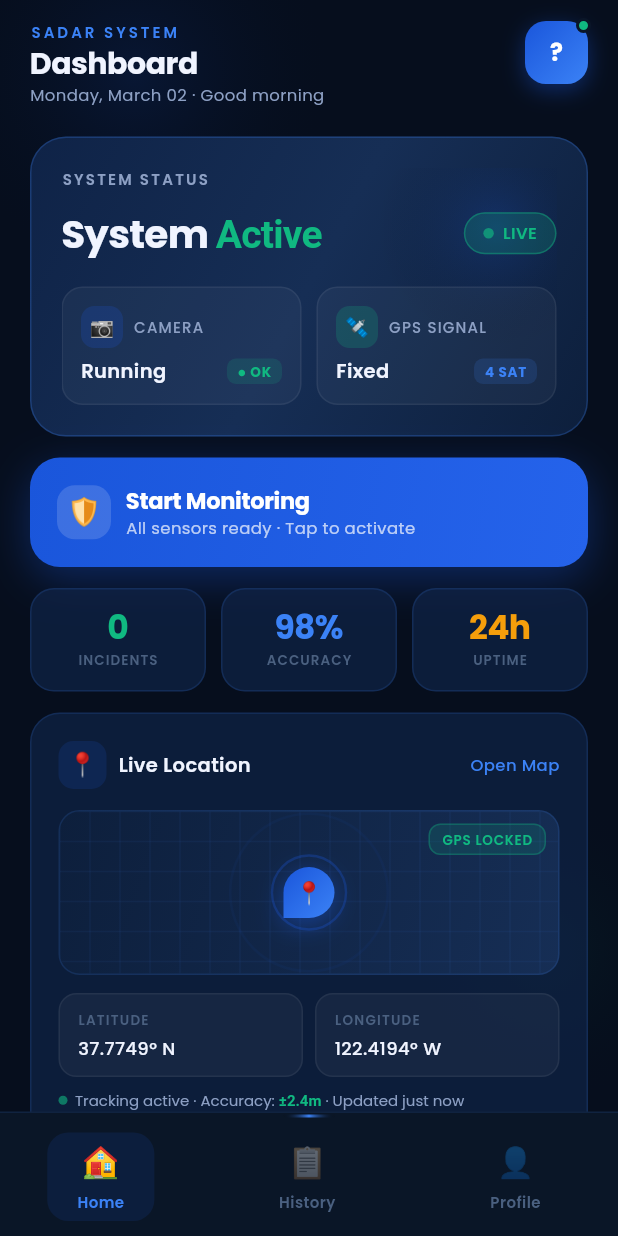
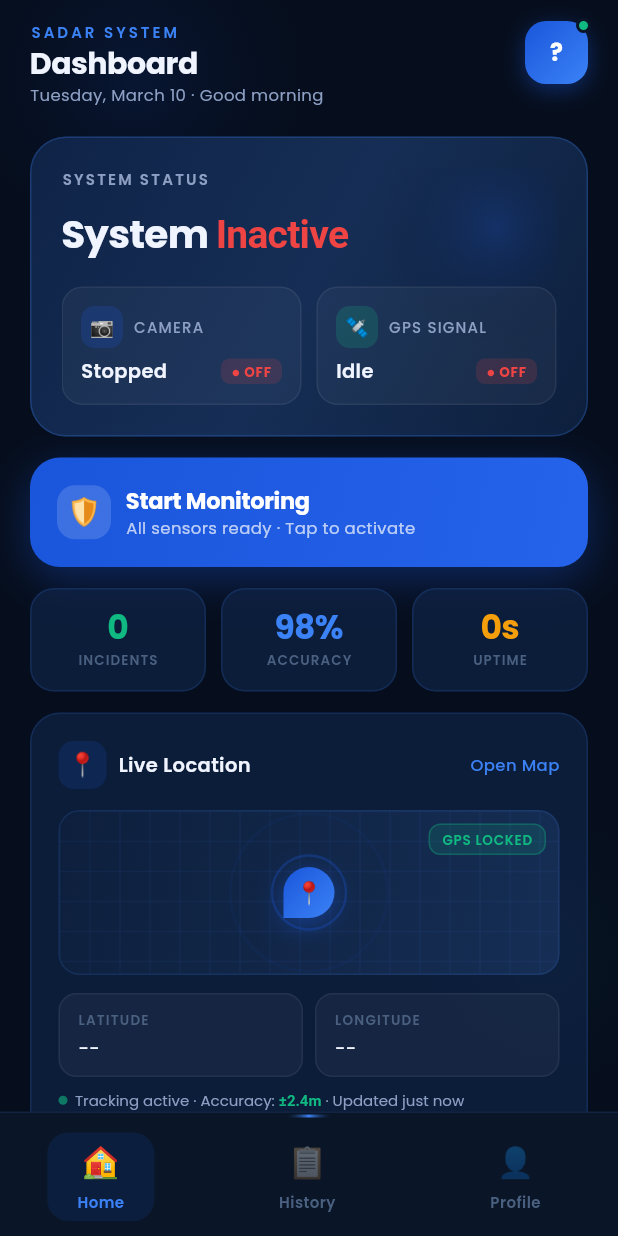
Before and after one commit to sagarshettyy11/Smart-Accident-Detection-System, a Flutter app: the DashboardScreen screen opened directly, after a tap on "Open Map", on a phone screen of 412 x 824 dp. Run offline on Flutter 3.47's test engine with Material 3 defaults, Android fonts, the phone set to English and light mode, and no system bars; our stand-ins replace cloud_firestore, firebase_auth, firebase_core, geolocator, google_fonts; accounts and stored records are empty.

Commit message:
Making Ui Dynamic

```diff
--- a/sadar/lib/screens/dashboard.dart
+++ b/sadar/lib/screens/dashboard.dart
@@ -1,12 +1,15 @@
+import 'dart:async';
+
 import 'package:flutter/material.dart';
+import 'package:geolocator/geolocator.dart';
 import 'package:google_fonts/google_fonts.dart';
 import 'package:firebase_auth/firebase_auth.dart';
+import 'package:intl/intl.dart';
 import 'package:sadar/screens/emergency_screen.dart';
 import 'package:sadar/screens/profile_screen.dart';
 import 'package:sadar/services/firestore_service.dart';
 import 'package:sadar/services/monitoring_service.dart';
-
-
+import 'package:url_launcher/url_launcher.dart';
 
 // ══════════════════════════════════════════════════════
 // COLORS
@@ -68,9 +71,16 @@ class _DashboardScreenState extends State<DashboardScreen>
   List<Map<String, dynamic>> _contactsList = [];
 
   // ── Monitoring state ─────────────────────────────
+  double? _latitude;
+  double? _longitude;
   bool _isMonitoring = false;
   bool _monitorLoading = false;
-
+  final int _incidentCount = 0;
+  final double _accuracy = 98.0;
+  DateTime? _monitorStartTime;
+  Duration _uptime = Duration.zero;
+  Timer? _uptimeTimer;
+  StreamSubscription<Position>? _locationSubscription;
   late AnimationController _pulseCtrl;
   late AnimationController _ringCtrl;
   late AnimationController _shimmerCtrl;
@@ -97,6 +107,28 @@ class _DashboardScreenState extends State<DashboardScreen>
     _loadUserData();
   }
 
+  void _startLocationTracking() {
+    const locationSettings = LocationSettings(
+      accuracy: LocationAccuracy.high,
+      distanceFilter: 5,
+    );
+
+    _locationSubscription =
+        Geolocator.getPositionStream(locationSettings: locationSettings).listen(
+          (Position position) {
+            setState(() {
+              _latitude = position.latitude;
+              _longitude = position.longitude;
+            });
+          },
+        );
+  }
+
+  void _stopLocationTracking() {
+    _locationSubscription?.cancel();
+    _locationSubscription = null;
+  }
+
   Future<void> _loadUserData() async {
     final profile = await FirestoreService.getUserProfile();
     if (mounted && profile != null) {
@@ -104,7 +136,12 @@ class _DashboardScreenState extends State<DashboardScreen>
       setState(() {
         _userName = name;
         _userInitials = name.isNotEmpty
-            ? name.split(' ').map((w) => w.isNotEmpty ? w[0] : '').take(2).join().toUpperCase()
+            ? name
+                  .split(' ')
+                  .map((w) => w.isNotEmpty ? w[0] : '')
+                  .take(2)
+                  .join()
+                  .toUpperCase()
             : '?';
       });
     }
@@ -203,6 +240,21 @@ class _DashboardScreenState extends State<DashboardScreen>
     );
   }
 
+  String getGreeting() {
+    final hour = DateTime.now().hour;
+
+    if (hour < 12) {
+      return "Good morning";
+    } else if (hour < 17) {
+      return "Good afternoon";
+    } else {
+      return "Good evening";
+    }
+  }
+
+  String getFormattedDate() {
+    return DateFormat('EEEE, MMMM dd').format(DateTime.now());
+  }
   // ── HEADER ───────────────────────────────────────────
 
   Widget _buildHeader() {
@@ -234,7 +286,7 @@ class _DashboardScreenState extends State<DashboardScreen>
               ),
               const SizedBox(height: 2),
               Text(
-                'Monday, March 02 · Good morning${_userName.isNotEmpty ? ', $_userName' : ''}',
+                '${getFormattedDate()} · ${getGreeting()}${_userName.isNotEmpty ? ', $_userName' : ''}',
                 style: inter(fontSize: 11, color: AppColors.textSecondary),
               ),
             ],
@@ -351,8 +403,12 @@ class _DashboardScreenState extends State<DashboardScreen>
                       children: [
                         const TextSpan(text: 'System '),
                         TextSpan(
-                          text: 'Active',
-                          style: TextStyle(color: AppColors.green),
+                          text: _isMonitoring ? 'Active' : 'Inactive',
+                          style: TextStyle(
+                            color: _isMonitoring
+                                ? AppColors.green
+                                : AppColors.red,
+                          ),
                         ),
                       ],
                     ),
@@ -368,9 +424,11 @@ class _DashboardScreenState extends State<DashboardScreen>
                       icon: '📷',
                       iconColor: AppColors.bluePrimary,
                       name: 'CAMERA',
-                      value: 'Running',
-                      badge: '● OK',
-                      badgeColor: AppColors.green,
+                      value: _isMonitoring ? 'Running' : 'Stopped',
+                      badge: _isMonitoring ? '● OK' : '● OFF',
+                      badgeColor: _isMonitoring
+                          ? AppColors.green
+                          : AppColors.red,
                     ),
                   ),
                   const SizedBox(width: 10),
@@ -379,9 +437,19 @@ class _DashboardScreenState extends State<DashboardScreen>
                       icon: '🛰',
                       iconColor: AppColors.green,
                       name: 'GPS SIGNAL',
-                      value: 'Fixed',
-                      badge: '4 SAT',
-                      badgeColor: AppColors.blueLight,
+                      value: !_isMonitoring
+                          ? 'Idle'
+                          : (_latitude != null && _longitude != null
+                                ? 'Fixed'
+                                : 'Searching'),
+                      badge: !_isMonitoring
+                          ? '● OFF'
+                          : (_latitude != null ? '● OK' : '● WAIT'),
+                      badgeColor: !_isMonitoring
+                          ? AppColors.red
+                          : (_latitude != null
+                                ? AppColors.green
+                                : AppColors.amber),
                     ),
                   ),
                 ],
@@ -394,6 +462,8 @@ class _DashboardScreenState extends State<DashboardScreen>
   }
 
   Widget _buildLivePill() {
+    if (!_isMonitoring) return const SizedBox(); // hide when not monitoring
+
     return AnimatedBuilder(
       animation: _pulseCtrl,
       builder: (_, _) => Container(
@@ -504,6 +574,15 @@ class _DashboardScreenState extends State<DashboardScreen>
     );
   }
 
+  String formatUptime(Duration d) {
+    if (d.inHours > 0) {
+      return '${d.inHours}h';
+    } else if (d.inMinutes > 0) {
+      return '${d.inMinutes}m';
+    } else {
+      return '${d.inSeconds}s';
+    }
+  }
   // ── MONITOR BUTTON ───────────────────────────────────
 
   Future<void> _onMonitorTap() async {
@@ -513,6 +592,11 @@ class _DashboardScreenState extends State<DashboardScreen>
 
     if (_isMonitoring) {
       // ── STOP ────────────────────────────────────────
+      _uptimeTimer?.cancel();
+
+      setState(() {
+        _uptime = Duration.zero;
+      });
       setState(() => _monitorLoading = true);
       try {
         await MonitoringService.stopMonitoring(uid);
@@ -520,6 +604,7 @@ class _DashboardScreenState extends State<DashboardScreen>
           setState(() {
             _isMonitoring = false;
             _monitorLoading = false;
+            _stopLocationTracking();
           });
           ScaffoldMessenger.of(context).showSnackBar(
             SnackBar(
@@ -527,7 +612,8 @@ class _DashboardScreenState extends State<DashboardScreen>
               backgroundColor: AppColors.red,
               behavior: SnackBarBehavior.floating,
               shape: RoundedRectangleBorder(
-                  borderRadius: BorderRadius.circular(12)),
+                borderRadius: BorderRadius.circular(12),
+              ),
               margin: const EdgeInsets.all(16),
             ),
           );
@@ -541,7 +627,8 @@ class _DashboardScreenState extends State<DashboardScreen>
               backgroundColor: AppColors.amber,
               behavior: SnackBarBehavior.floating,
               shape: RoundedRectangleBorder(
-                  borderRadius: BorderRadius.circular(12)),
+                borderRadius: BorderRadius.circular(12),
+              ),
               margin: const EdgeInsets.all(16),
             ),
           );
@@ -549,6 +636,16 @@ class _DashboardScreenState extends State<DashboardScreen>
       }
     } else {
       // ── START ───────────────────────────────────────
+      _monitorStartTime = DateTime.now();
+
+      _uptimeTimer?.cancel();
+      _uptimeTimer = Timer.periodic(const Duration(seconds: 1), (timer) {
+        if (_monitorStartTime != null) {
+          setState(() {
+            _uptime = DateTime.now().difference(_monitorStartTime!);
+          });
+        }
+      });
       setState(() => _monitorLoading = true);
       try {
         await MonitoringService.startMonitoring(uid);
@@ -556,6 +653,7 @@ class _DashboardScreenState extends State<DashboardScreen>
           setState(() {
             _isMonitoring = true;
             _monitorLoading = false;
+            _startLocationTracking();
           });
           ScaffoldMessenger.of(context).showSnackBar(
             SnackBar(
@@ -563,7 +661,8 @@ class _DashboardScreenState extends State<DashboardScreen>
               backgroundColor: AppColors.green,
               behavior: SnackBarBehavior.floating,
               shape: RoundedRectangleBorder(
-                  borderRadius: BorderRadius.circular(12)),
+                borderRadius: BorderRadius.circular(12),
+              ),
               margin: const EdgeInsets.all(16),
             ),
           );
@@ -577,7 +676,8 @@ class _DashboardScreenState extends State<DashboardScreen>
               backgroundColor: AppColors.red,
               behavior: SnackBarBehavior.floating,
               shape: RoundedRectangleBorder(
-                  borderRadius: BorderRadius.circular(12)),
+                borderRadius: BorderRadius.circular(12),
+              ),
               margin: const EdgeInsets.all(16),
             ),
           );
@@ -592,7 +692,7 @@ class _DashboardScreenState extends State<DashboardScreen>
     // Colors
     final gradientColors = isActive
         ? [const Color(0xFF059669), const Color(0xFF10B981)] // green
-        : [AppColors.bluePrimary, const Color(0xFF2563EB)];   // blue
+        : [AppColors.bluePrimary, const Color(0xFF2563EB)]; // blue
     final shadowColor = isActive
         ? AppColors.green.withValues(alpha: 0.40)
         : AppColors.bluePrimary.withValues(alpha: 0.35);
@@ -672,12 +772,12 @@ class _DashboardScreenState extends State<DashboardScreen>
                           height: 20,
                           child: CircularProgressIndicator(
                             strokeWidth: 2.5,
-                            valueColor:
-                                AlwaysStoppedAnimation<Color>(Colors.white),
+                            valueColor: AlwaysStoppedAnimation<Color>(
+                              Colors.white,
+                            ),
                           ),
                         )
-                      : Text(emoji,
-                          style: const TextStyle(fontSize: 18)),
+                      : Text(emoji, style: const TextStyle(fontSize: 18)),
                 ),
                 const SizedBox(width: 10),
                 Column(
@@ -714,11 +814,21 @@ class _DashboardScreenState extends State<DashboardScreen>
   Widget _buildStatsRow() {
     return Row(
       children: [
-        Expanded(child: _statBox('0', 'INCIDENTS', AppColors.green)),
+        Expanded(
+          child: _statBox('$_incidentCount', 'INCIDENTS', AppColors.green),
+        ),
         const SizedBox(width: 10),
-        Expanded(child: _statBox('98%', 'ACCURACY', AppColors.blueLight)),
+        Expanded(
+          child: _statBox(
+            '${_accuracy.toStringAsFixed(0)}%',
+            'ACCURACY',
+            AppColors.blueLight,
+          ),
+        ),
         const SizedBox(width: 10),
-        Expanded(child: _statBox('24h', 'UPTIME', AppColors.amber)),
+        Expanded(
+          child: _statBox(formatUptime(_uptime), 'UPTIME', AppColors.amber),
+        ),
       ],
     );
   }
@@ -758,6 +868,25 @@ class _DashboardScreenState extends State<DashboardScreen>
     );
   }
 
+  Future<void> _openMap(double lat, double lng) async {
+    final Uri googleMapUrl = Uri.parse(
+      'https://www.google.com/maps/search/?api=1&query=$lat,$lng',
+    );
+
+    if (await canLaunchUrl(googleMapUrl)) {
+      await launchUrl(googleMapUrl, mode: LaunchMode.externalApplication);
+    } else {
+      throw 'Could not open map';
+    }
+  }
+
+  String formatLatitude(double lat) {
+    return '${lat.toStringAsFixed(4)}° ${lat >= 0 ? 'N' : 'S'}';
+  }
+
+  String formatLongitude(double lng) {
+    return '${lng.toStringAsFixed(4)}° ${lng >= 0 ? 'E' : 'W'}';
+  }
   // ── LIVE LOCATION CARD ───────────────────────────────
 
   Widget _buildLocationCard() {
@@ -771,7 +900,11 @@ class _DashboardScreenState extends State<DashboardScreen>
             iconBg: AppColors.bluePrimary.withValues(alpha: 0.15),
             title: 'Live Location',
             action: 'Open Map',
-            onPressed: () {},
+            onPressed: () {
+              if (_latitude != null && _longitude != null) {
+                _openMap(_latitude!, _longitude!);
+              }
+            },
           ),
           const SizedBox(height: 14),
           // Map placeholder
@@ -870,9 +1003,19 @@ class _DashboardScreenState extends State<DashboardScreen>
           // Coordinates
           Row(
             children: [
-              Expanded(child: _coordBox('Latitude', '37.7749° N')),
+              Expanded(
+                child: _coordBox(
+                  'Latitude',
+                  _latitude != null ? formatLatitude(_latitude!) : '--',
+                ),
+              ),
               const SizedBox(width: 8),
-              Expanded(child: _coordBox('Longitude', '122.4194° W')),
+              Expanded(
+                child: _coordBox(
+                  'Longitude',
+                  _longitude != null ? formatLongitude(_longitude!) : '--',
+                ),
+              ),
             ],
           ),
           const SizedBox(height: 8),
@@ -972,7 +1115,13 @@ class _DashboardScreenState extends State<DashboardScreen>
       [const Color(0xFF10B981), const Color(0xFF059669)],
     ];
     final emojis = ['👩', '👨', '👧', '👦', '🧑'];
-    final priorityColors = [AppColors.red, AppColors.amber, const Color(0xFF8B5CF6), AppColors.blueLight, AppColors.green];
+    final priorityColors = [
+      AppColors.red,
+      AppColors.amber,
+      const Color(0xFF8B5CF6),
+      AppColors.blueLight,
+      AppColors.green,
+    ];
 
     return _card(
       child: Column(
@@ -1130,6 +1279,9 @@ class _DashboardScreenState extends State<DashboardScreen>
     );
   }
 
+  String getCurrentTime() {
+    return DateFormat('hh:mm a').format(DateTime.now());
+  }
   // ── LAST INCIDENT CARD ───────────────────────────────
 
   Widget _buildIncidentCard() {
@@ -1208,7 +1360,7 @@ class _DashboardScreenState extends State<DashboardScreen>
                   crossAxisAlignment: CrossAxisAlignment.end,
                   children: [
                     Text(
-                      '09:41 AM',
+                      getCurrentTime(),
                       style: inter(
                         fontSize: 11,
                         color: AppColors.textSecondary,
@@ -1337,7 +1489,17 @@ class _DashboardScreenState extends State<DashboardScreen>
                 children: List.generate(items.length, (i) {
                   final active = _navIndex == i;
                   return GestureDetector(
-                    onTap: () => setState(() => _navIndex = i),
+                    onTap: () {
+                      setState(() => _navIndex = i);
+                      if (i == 2) {
+                        Navigator.push(
+                          context,
+                          MaterialPageRoute(
+                            builder: (context) => const ProfileScreen(),
+                          ),
+                        );
+                      }
+                    },
                     child: AnimatedContainer(
                       duration: const Duration(milliseconds: 200),
                       padding: const EdgeInsets.symmetric(
--- a/sadar/pubspec.yaml
+++ b/sadar/pubspec.yaml
@@ -40,6 +40,9 @@ dependencies:
   cloud_firestore: ^5.6.5
   firebase_storage: ^12.4.4
   http: ^1.2.2
+  intl: ^0.20.2
+  geolocator: ^14.0.2
+  url_launcher: ^6.3.2
 
 dev_dependencies:
   flutter_test:
```
Also changed, not shown: sadar/lib/core/methods/get_location.dart (added, +24 -0 lines), 2 other files.
